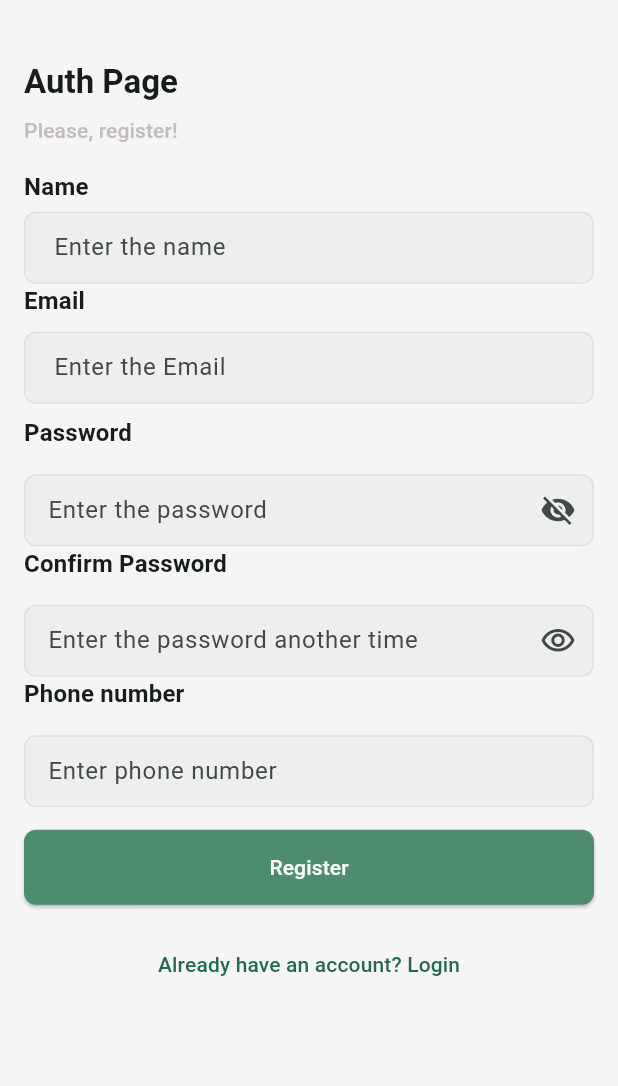
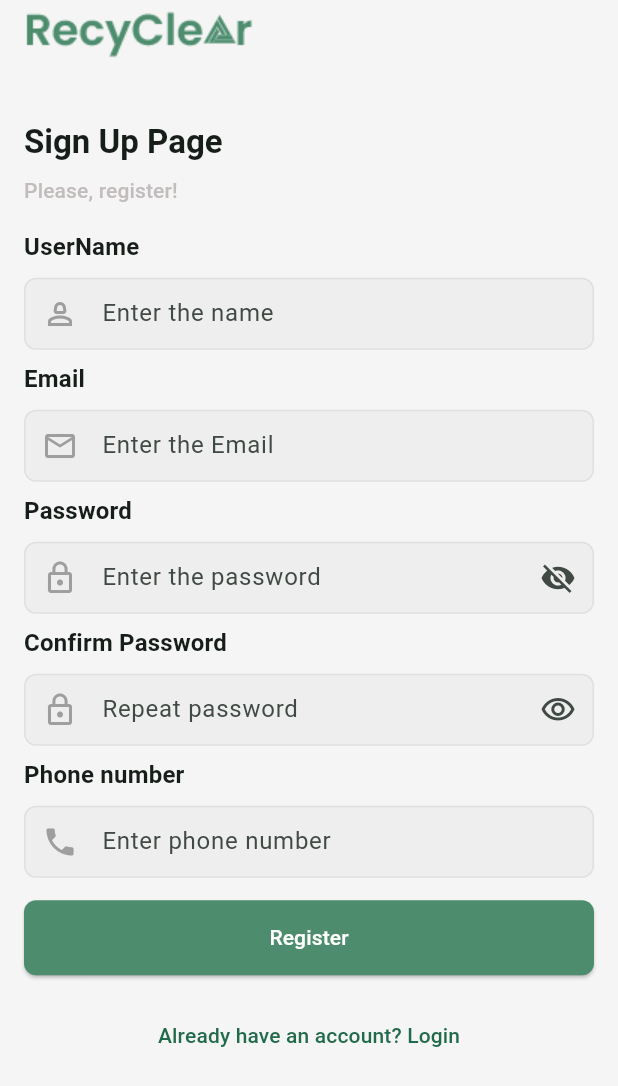
Before and after one commit to ZakiyaAbuMurra/Graduation-project, a Flutter app: the screen it shows after launch, after a tap on "Login", after a tap on "Sign Up", on a phone screen of 412 x 824 dp. Shown: the top 1086 px of the screen. Run offline on Flutter 3.47's test engine with Material 3 defaults, Android fonts, the phone set to English and light mode, and no system bars; our stand-ins replace cloud_firestore, firebase_auth, firebase_core, flutter_bloc, flutter_local_notifications, font_awesome_flutter and 1 more; accounts and stored records are empty.

Commit message:
Sign Up page UI done

```diff
--- a/lib/services/auth_service.dart
+++ b/lib/services/auth_service.dart
@@ -1,7 +1,5 @@
 import 'dart:math';
-import 'package:cloud_firestore/cloud_firestore.dart';
 import 'package:firebase_auth/firebase_auth.dart';
-import 'package:flutter/material.dart';
 import 'package:recyclear/services/firestore_services.dart';
 import 'package:recyclear/utils/api_paths.dart';
 
--- a/lib/views/pages/login_page.dart
+++ b/lib/views/pages/login_page.dart
@@ -1,5 +1,4 @@
 import 'package:flutter/material.dart';
-import 'package:recyclear/utils/app_colors.dart';
 import 'package:recyclear/views/widgets/login_form.dart';
 
 class LoginPage extends StatelessWidget {
@@ -24,7 +23,7 @@ class LoginPage extends StatelessWidget {
                 Container(
                   width: double.infinity,
                   child: Image.asset(
-                    'assets/images/login.png', // replace with your image path
+                    'assets/images/login.png',
                     fit: BoxFit.fitWidth, // Change this depending on your image
                   ),
                 ),
--- a/lib/views/pages/register_page.dart
+++ b/lib/views/pages/register_page.dart
@@ -16,9 +16,16 @@ class RegisterPage extends StatelessWidget {
           child: Column(
             crossAxisAlignment: CrossAxisAlignment.start,
             children: [
+              Container(
+                // width: double.infinity,
+                child: Image.asset(
+                  'assets/images/greenRecyclear.png',
+                  fit: BoxFit.fitWidth,
+                ),
+              ),
               SizedBox(height: size.height * 0.05),
               Text(
-                'Auth Page',
+                'Sign Up Page',
                 style: Theme.of(context).textTheme.titleLarge!.copyWith(
                       fontWeight: FontWeight.bold,
                     ),
--- a/lib/views/widgets/login_form.dart
+++ b/lib/views/widgets/login_form.dart
@@ -256,8 +256,10 @@ class _LoginFormState extends State<LoginForm> {
                   child: SizedBox(
                     width: 100,
                     child: ElevatedButton.icon(
-                      icon: const FaIcon(
-                          FontAwesomeIcons.google), // Icon for Google
+                      icon: Image.asset('assets/images/google.png',
+                          height:
+                              24.0), // Use an appropriate height for your logo
+// Icon for Google
                       label: const Text('Google'),
                       onPressed: () {
                         // Google sign-in logic
--- a/lib/views/widgets/register_form.dart
+++ b/lib/views/widgets/register_form.dart
@@ -68,15 +68,19 @@ class _RegisterFormState extends State<RegisterForm> {
         crossAxisAlignment: CrossAxisAlignment.start,
         children: [
           Text(
-            'Name',
+            'UserName',
             style: Theme.of(context).textTheme.titleMedium!.copyWith(
                   fontWeight: FontWeight.bold,
                 ),
           ),
-          const SizedBox(height: 4),
+          const SizedBox(height: 8),
           TextFormField(
             controller: _nameController,
             decoration: InputDecoration(
+              prefixIcon: const Icon(
+                Icons.person_2_outlined, // Example icon
+                color: Colors.grey, // Icon color
+              ),
               hintText: 'Enter the name',
               filled: true, // Add a fill color
               fillColor: Colors.grey[200], // Light grey fill color
@@ -92,6 +96,7 @@ class _RegisterFormState extends State<RegisterForm> {
               fontSize: 16.0, // Slightly larger font size
             ),
           ),
+          const SizedBox(height: 8),
           Text(
             'Email',
             style: Theme.of(context).textTheme.titleMedium!.copyWith(
@@ -102,6 +107,10 @@ class _RegisterFormState extends State<RegisterForm> {
           TextFormField(
             controller: _emailController,
             decoration: InputDecoration(
+              prefixIcon: const Icon(
+                Icons.email_outlined, // Example icon
+                color: Colors.grey, // Icon color
+              ),
               hintText: 'Enter the Email',
               filled: true, // Add a fill color
               fillColor: Colors.grey[200], // Light grey fill color
@@ -125,11 +134,15 @@ class _RegisterFormState extends State<RegisterForm> {
                   fontWeight: FontWeight.bold,
                 ),
           ),
-          const SizedBox(height: 15),
+          const SizedBox(height: 8),
           TextFormField(
             controller: _passwordController,
             obscureText: !_isVisible,
             decoration: InputDecoration(
+              prefixIcon: const Icon(
+                Icons.lock_outline, // Example icon
+                color: Colors.grey, // Icon color
+              ),
               hintText: 'Enter the password',
               contentPadding: EdgeInsets.symmetric(
                   vertical: 10.0,
@@ -166,17 +179,22 @@ class _RegisterFormState extends State<RegisterForm> {
                 fontSize:
                     16), // Slightly larger font size for better readability
           ),
+          const SizedBox(height: 8),
           Text(
             'Confirm Password',
             style: Theme.of(context).textTheme.titleMedium!.copyWith(
                   fontWeight: FontWeight.bold,
                 ),
           ),
-          const SizedBox(height: 15),
+          const SizedBox(height: 8),
           TextFormField(
             controller: _confirmPasswordController,
             decoration: InputDecoration(
-              hintText: 'Enter the password another time',
+              prefixIcon: const Icon(
+                Icons.lock_outline, // Example icon
+                color: Colors.grey, // Icon color
+              ),
+              hintText: 'Repeat password',
               contentPadding: EdgeInsets.symmetric(
                   vertical: 10.0,
                   horizontal: 12.0), // Padding inside the text field
@@ -208,16 +226,21 @@ class _RegisterFormState extends State<RegisterForm> {
               return null; // Return null if the text is valid
             },
           ),
+          const SizedBox(height: 8),
           Text(
             'Phone number',
             style: Theme.of(context).textTheme.titleMedium!.copyWith(
                   fontWeight: FontWeight.bold,
                 ),
           ),
-          const SizedBox(height: 15),
+          const SizedBox(height: 8),
           TextFormField(
             controller: _phoneController,
             decoration: InputDecoration(
+              prefixIcon: const Icon(
+                Icons.phone, // Example icon
+                color: Colors.grey, // Icon color
+              ),
               hintText: 'Enter phone number',
               contentPadding: EdgeInsets.symmetric(
                   vertical: 10.0,
```
Also changed, not shown: assets/images/google.png (added), assets/images/greenRecyclear.png (added).
